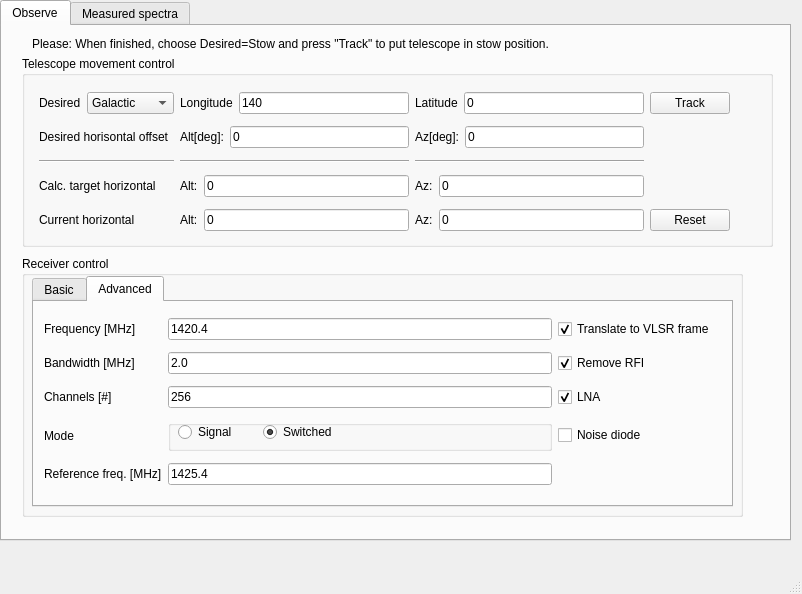
This is Control_program/SALSA_UI.ui in varenius/salsa as Qt 5 draws it before an edit. The edited form follows.
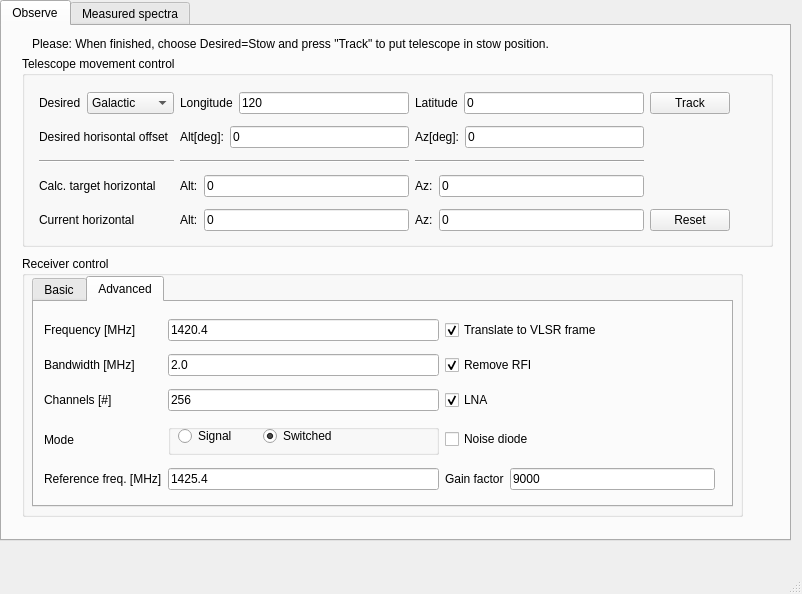
This is the edited form. The open tabs and pages were chosen to show the change.

Commit message: Added calfactor to config file, replaced bulk RFI code with median window filter. Strange that USRP still shows these bad RFI. Try better RX card?

```diff
--- a/Control_program/SALSA_UI.ui
+++ b/Control_program/SALSA_UI.ui
@@ -208,7 +208,7 @@
           <item>
            <widget class="QLineEdit" name="inputleftcoord">
             <property name="text">
-             <string>140</string>
+             <string>120</string>
             </property>
            </widget>
           </item>
@@ -445,7 +445,7 @@
            <x>10</x>
            <y>10</y>
            <width>671</width>
-           <height>181</height>
+           <height>185</height>
           </rect>
          </property>
          <layout class="QGridLayout" name="gridLayout_2">
@@ -573,6 +573,9 @@
           </item>
           <item row="2" column="2">
            <widget class="QCheckBox" name="autoedit_bad_data_checkBox">
+            <property name="enabled">
+             <bool>true</bool>
+            </property>
             <property name="text">
              <string>Remove RFI</string>
             </property>
@@ -607,6 +610,27 @@
             </property>
            </widget>
           </item>
+          <item row="9" column="2">
+           <layout class="QHBoxLayout" name="horizontalLayout_14">
+            <item>
+             <widget class="QLabel" name="label_gain">
+              <property name="text">
+               <string>Gain factor</string>
+              </property>
+             </widget>
+            </item>
+            <item>
+             <widget class="QLineEdit" name="gain">
+              <property name="text">
+               <string>9000</string>
+              </property>
+              <property name="readOnly">
+               <bool>false</bool>
+              </property>
+             </widget>
+            </item>
+           </layout>
+          </item>
          </layout>
         </widget>
        </widget>
```
The commit also changes 5 other files.
